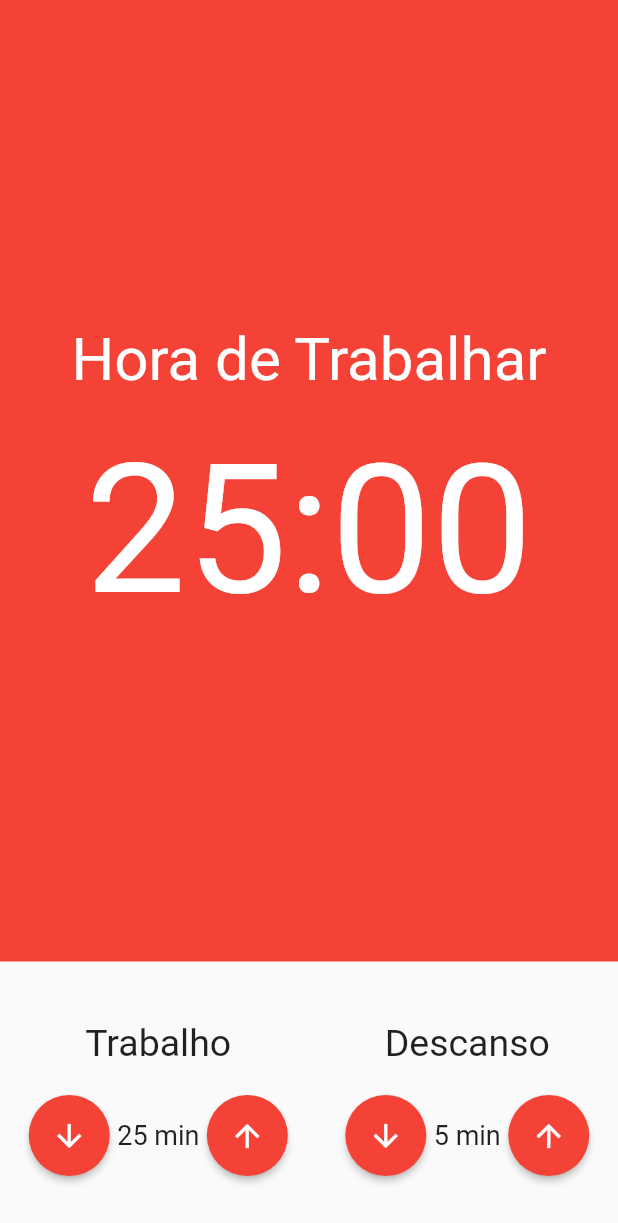
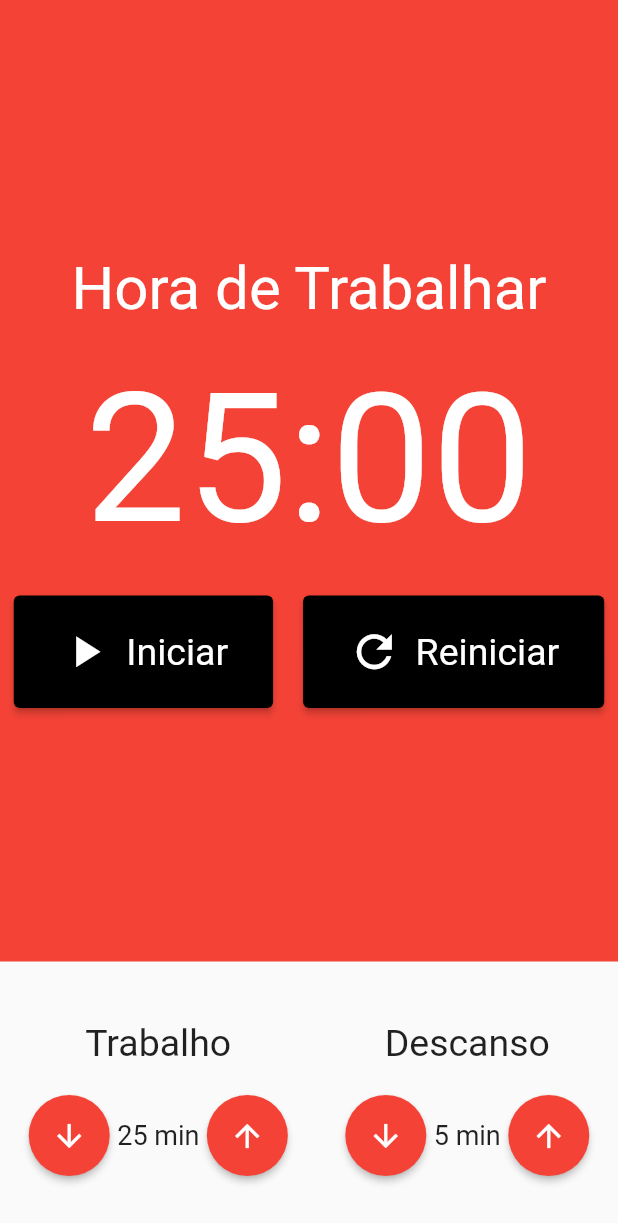
Before and after one commit to JFmaia/pomodoro, a Flutter app: the screen it shows after launch, on a phone screen of 412 x 824 dp. Shown: the top 1223 px of the screen. Run offline on Flutter 3.47's test engine with Material 2 defaults, Android fonts, the phone set to English and light mode, and no system bars; our stand-ins replace mobx; generated files the repository leaves out were written again.

Commit message:
Modified File
Adicionando os buttons na pagina do cronometro.

```diff
--- a/pomodoro/lib/components/cronometro.dart
+++ b/pomodoro/lib/components/cronometro.dart
@@ -1,4 +1,5 @@
 import 'package:flutter/material.dart';
+import 'package:pomodoro/components/cronometro_button.dart';
 
 class Cronometro extends StatelessWidget {
   const Cronometro({Key? key}) : super(key: key);
@@ -24,7 +25,38 @@ class Cronometro extends StatelessWidget {
               fontSize: 120,
               color: Colors.white,
             ),
-          )
+          ),
+          SizedBox(height: 20),
+          Row(
+            mainAxisAlignment: MainAxisAlignment.center,
+            children: [
+              Padding(
+                padding: const EdgeInsets.only(
+                  right: 10,
+                ),
+                child: CronometroButton(
+                  text: "Iniciar",
+                  icone: Icons.play_arrow,
+                ),
+              ),
+              // Padding(
+              //   padding: const EdgeInsets.only(right: 10,),
+              //   child: CronometroButton(
+              //     text: "Parar",
+              //     icone: Icons.stop,
+              //   ),
+              // ),
+              Padding(
+                padding: const EdgeInsets.only(
+                  left: 10,
+                ),
+                child: CronometroButton(
+                  text: "Reiniciar",
+                  icone: Icons.refresh,
+                ),
+              ),
+            ],
+          ),
         ],
       ),
     );
```
